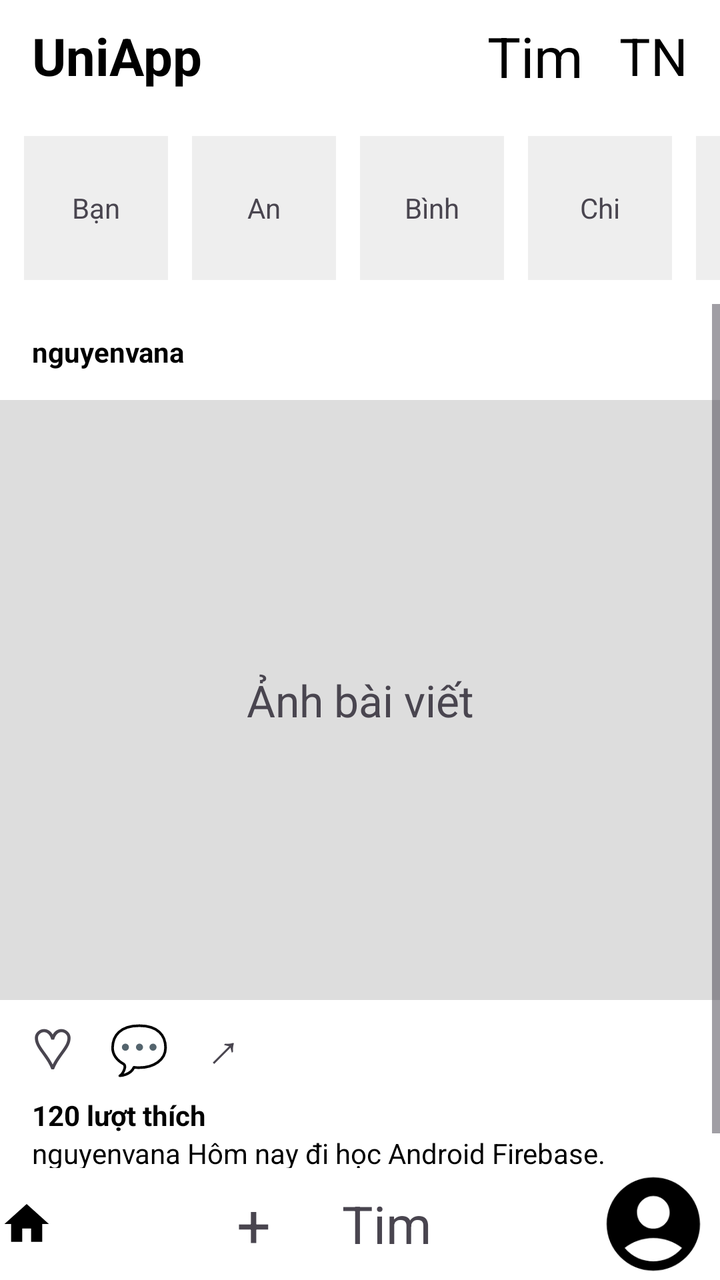
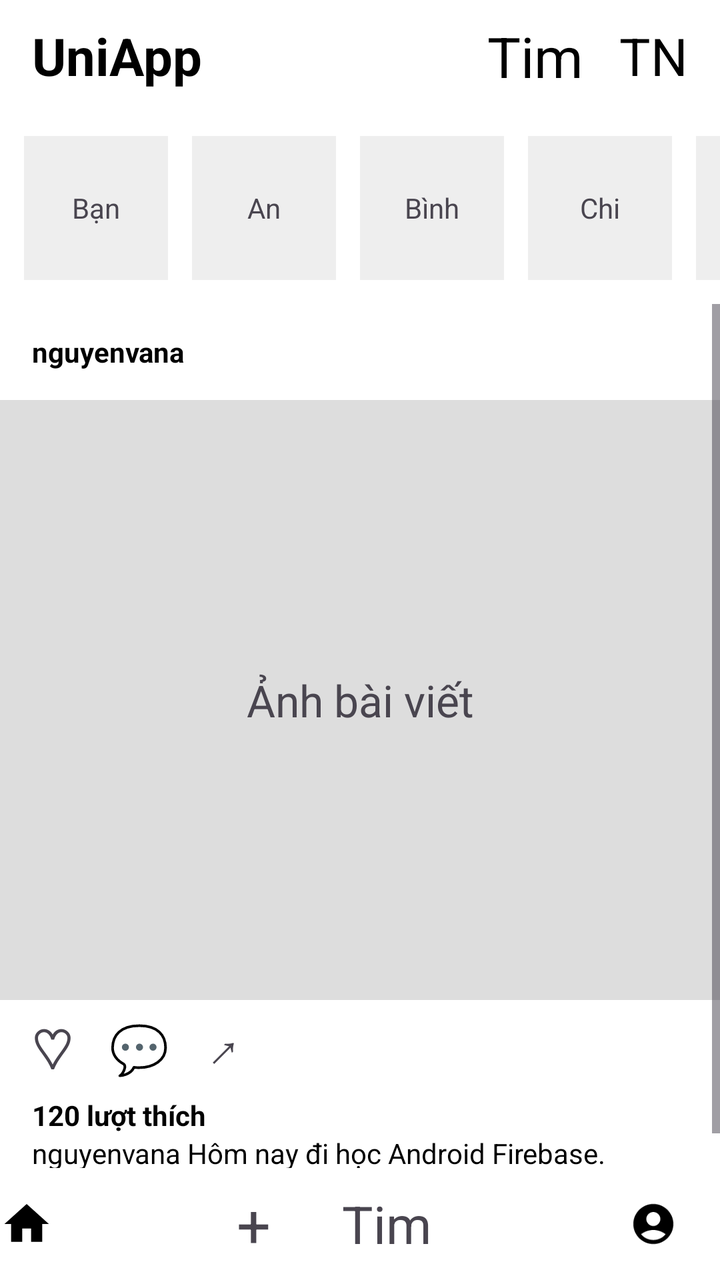

Two renders of the same Android screen: before a commit and after it. Below are the layout's source before the change and the commit's diff.
<!-- AndroidManifest.xml: application theme Theme.UNIAPP_HAUFINAL -->
<!-- res/layout/activity_home.xml -->
<?xml version="1.0" encoding="utf-8"?>
<androidx.constraintlayout.widget.ConstraintLayout xmlns:android="http://schemas.android.com/apk/res/android"
    xmlns:app="http://schemas.android.com/apk/res-auto"
    xmlns:tools="http://schemas.android.com/tools"
    android:layout_width="match_parent"
    android:layout_height="match_parent"
    tools:context=".activity.home.HomeActivity">
    <LinearLayout xmlns:android="http://schemas.android.com/apk/res/android"
        android:id="@+id/main"
        android:layout_width="match_parent"
        android:layout_height="match_parent"
        android:orientation="vertical"
        android:background="#FFFFFF">

        <LinearLayout
            android:layout_width="match_parent"
            android:layout_height="56dp"
            android:orientation="horizontal"
            android:gravity="center_vertical"
            android:paddingStart="16dp"
            android:paddingEnd="16dp">

            <TextView
                android:layout_width="0dp"
                android:layout_height="wrap_content"
                android:layout_weight="1"
                android:text="UniApp"
                android:textSize="26sp"
                android:textStyle="bold"
                android:textColor="#000000" />

            <TextView
                android:layout_width="wrap_content"
                android:layout_height="wrap_content"
                android:text="Tim"
                android:textSize="28sp"
                android:textColor="#000000"
                android:layout_marginEnd="18dp" />

            <TextView
                android:layout_width="wrap_content"
                android:layout_height="wrap_content"
                android:text="TN"
                android:textSize="26sp"
                android:textColor="#000000" />
        </LinearLayout>

        <HorizontalScrollView
            android:layout_width="match_parent"
            android:layout_height="96dp"
            android:scrollbars="none">

            <LinearLayout
                android:layout_width="wrap_content"
                android:layout_height="match_parent"
                android:orientation="horizontal"
                android:gravity="center_vertical"
                android:paddingStart="12dp"
                android:paddingEnd="12dp">

                <TextView
                    android:layout_width="72dp"
                    android:layout_height="72dp"
                    android:gravity="center"
                    android:text="Bạn"
                    android:textSize="14sp"
                    android:background="#EEEEEE"
                    android:layout_marginEnd="12dp" />

                <TextView
                    android:layout_width="72dp"
                    android:layout_height="72dp"
                    android:gravity="center"
                    android:text="An"
                    android:textSize="14sp"
                    android:background="#EEEEEE"
                    android:layout_marginEnd="12dp" />

                <TextView
                    android:layout_width="72dp"
                    android:layout_height="72dp"
                    android:gravity="center"
                    android:text="Bình"
                    android:textSize="14sp"
                    android:background="#EEEEEE"
                    android:layout_marginEnd="12dp" />

                <TextView
                    android:layout_width="72dp"
                    android:layout_height="72dp"
                    android:gravity="center"
                    android:text="Chi"
                    android:textSize="14sp"
                    android:background="#EEEEEE"
                    android:layout_marginEnd="12dp" />

                <TextView
                    android:layout_width="72dp"
                    android:layout_height="72dp"
                    android:gravity="center"
                    android:text="Dũng"
                    android:textSize="14sp"
                    android:background="#EEEEEE"
                    android:layout_marginEnd="12dp" />
            </LinearLayout>
        </HorizontalScrollView>

        <ScrollView
            android:layout_width="match_parent"
            android:layout_height="0dp"
            android:layout_weight="1">

            <LinearLayout
                android:layout_width="match_parent"
                android:layout_height="wrap_content"
                android:orientation="vertical">

                <LinearLayout
                    android:layout_width="match_parent"
                    android:layout_height="wrap_content"
                    android:orientation="vertical">

                    <TextView
                        android:layout_width="match_parent"
                        android:layout_height="48dp"
                        android:gravity="center_vertical"
                        android:paddingStart="16dp"
                        android:text="nguyenvana"
                        android:textStyle="bold"
                        android:textColor="#000000" />

                    <TextView
                        android:layout_width="match_parent"
                        android:layout_height="300dp"
                        android:gravity="center"
                        android:text="Ảnh bài viết"
                        android:textSize="22sp"
                        android:background="#DDDDDD" />

                    <LinearLayout
                        android:layout_width="match_parent"
                        android:layout_height="48dp"
                        android:orientation="horizontal"
                        android:gravity="center_vertical"
                        android:paddingStart="16dp"
                        android:paddingEnd="16dp">

                        <TextView
                            android:layout_width="wrap_content"
                            android:layout_height="wrap_content"
                            android:text="♡"
                            android:textSize="28sp"
                            android:layout_marginEnd="18dp" />

                        <TextView
                            android:layout_width="wrap_content"
                            android:layout_height="wrap_content"
                            android:text="💬"
                            android:textSize="24sp"
                            android:layout_marginEnd="18dp" />

                        <TextView
                            android:layout_width="wrap_content"
                            android:layout_height="wrap_content"
                            android:text="↗"
                            android:textSize="24sp" />
                    </LinearLayout>

                    <TextView
                        android:layout_width="match_parent"
                        android:layout_height="wrap_content"
                        android:paddingStart="16dp"
                        android:paddingEnd="16dp"
                        android:text="120 lượt thích"
                        android:textStyle="bold"
                        android:textColor="#000000" />

                    <TextView
                        android:layout_width="match_parent"
                        android:layout_height="wrap_content"
                        android:paddingStart="16dp"
                        android:paddingEnd="16dp"
                        android:paddingBottom="16dp"
                        android:text="nguyenvana Hôm nay đi học Android Firebase."
                        android:textColor="#000000" />
                </LinearLayout>

            </LinearLayout>
        </ScrollView>

        <LinearLayout
            android:layout_width="match_parent"
            android:layout_height="56dp"
            android:orientation="horizontal"
            android:gravity="center"
            android:background="#FFFFFF">

            <ImageView
                android:layout_width="0dp"
                android:layout_height="match_parent"
                android:layout_weight="0.4"
                android:gravity="center"
                android:src="@drawable/ic_home"
                android:textSize="28sp" />

            <ImageView
                android:id="@+id/navMarket"
                android:layout_width="0dp"
                android:layout_height="match_parent"
                android:layout_weight="1"
                android:gravity="center"
                android:text="M"
                android:textSize="30sp" />

            <TextView
                android:id="@+id/navPost"
                android:layout_width="0dp"
                android:layout_height="match_parent"
                android:layout_weight="1"
                android:gravity="center"
                android:text="+"
                android:textSize="30sp" />

            <TextView
                android:layout_width="0dp"
                android:layout_height="match_parent"
                android:layout_weight="1"
                android:gravity="center"
                android:text="Tim"
                android:textSize="26sp" />
            <ImageView
                android:id="@+id/navMap"
                android:layout_width="0dp"
                android:layout_height="match_parent"
                android:layout_weight="1"
                android:padding="16dp"
                android:text="Map"
                android:contentDescription="Map" />


            <ImageView
                android:layout_width="0dp"
                android:layout_height="match_parent"
                android:layout_weight="1"
                android:gravity="center"
                android:src="@drawable/ic_user"
                android:textSize="24sp" />
        </LinearLayout>

    </LinearLayout>


</androidx.constraintlayout.widget.ConstraintLayout>
<!-- resources referenced by this layout -->
<resources>
  <!-- drawable ic_home (drawable) -->
  <vector xmlns:android="http://schemas.android.com/apk/res/android" android:height="24dp" android:tint="#000000" android:viewportHeight="24" android:viewportWidth="24" android:width="24dp">
        
      <path android:fillColor="@android:color/white" android:pathData="M10,20v-6h4v6h5v-8h3L12,3 2,12h3v8z"/>
      
  </vector>
  <!-- drawable ic_user (drawable) -->
  <vector xmlns:android="http://schemas.android.com/apk/res/android" android:height="24dp" android:tint="#000000" android:viewportHeight="24" android:viewportWidth="24" android:width="24dp">
        
      <path android:fillColor="@android:color/white" android:pathData="M12,2C6.48,2 2,6.48 2,12s4.48,10 10,10s10,-4.48 10,-10S17.52,2 12,2zM12,6c1.93,0 3.5,1.57 3.5,3.5S13.93,13 12,13s-3.5,-1.57 -3.5,-3.5S10.07,6 12,6zM12,20c-2.03,0 -4.43,-0.82 -6.14,-2.88C7.55,15.8 9.68,15 12,15s4.45,0.8 6.14,2.12C16.43,19.18 14.03,20 12,20z"/>
      
  </vector>
  <style name="Theme.UNIAPP_HAUFINAL" parent="Base.Theme.UNIAPP_HAUFINAL" />
  <style name="Base.Theme.UNIAPP_HAUFINAL" parent="Theme.Material3.DayNight.NoActionBar">
          
          
      </style>
</resources>

<!-- the commit's change to res/layout/activity_home.xml (unified diff, before → after) -->
@@ -239,12 +239,14 @@
 
 
             <ImageView
+                android:id="@+id/navProfile"
                 android:layout_width="0dp"
                 android:layout_height="match_parent"
                 android:layout_weight="1"
                 android:gravity="center"
                 android:src="@drawable/ic_user"
-                android:textSize="24sp" />
+                android:padding="16dp"
+                android:contentDescription="Profile" />
         </LinearLayout>
 
     </LinearLayout>
